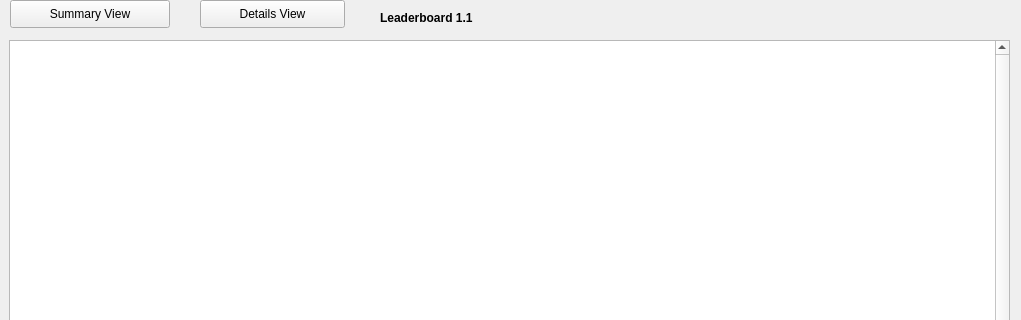
The window that src/qt/forms/businessobjectlist.ui (biblepay/biblepay) describes before a commit, drawn with Qt 5; both pictures show x 0 to 1021 and y 0 to 320 of the 1021 by 847 pixel window.
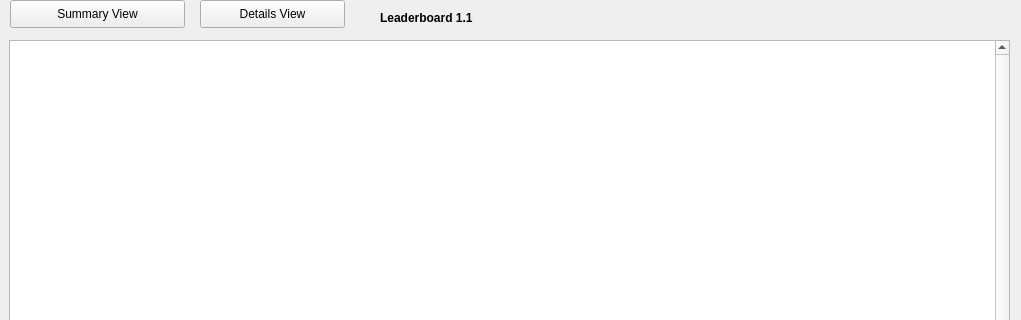
The same window after the commit.

```diff
--- a/src/qt/forms/businessobjectlist.ui
+++ b/src/qt/forms/businessobjectlist.ui
@@ -96,13 +96,13 @@
     <rect>
      <x>10</x>
      <y>0</y>
-     <width>160</width>
+     <width>175</width>
      <height>28</height>
     </rect>
    </property>
    <property name="minimumSize">
     <size>
-     <width>160</width>
+     <width>175</width>
      <height>0</height>
     </size>
    </property>
@@ -121,7 +121,7 @@
     <rect>
      <x>380</x>
      <y>10</y>
-     <width>400</width>
+     <width>621</width>
      <height>16</height>
     </rect>
    </property>
```
